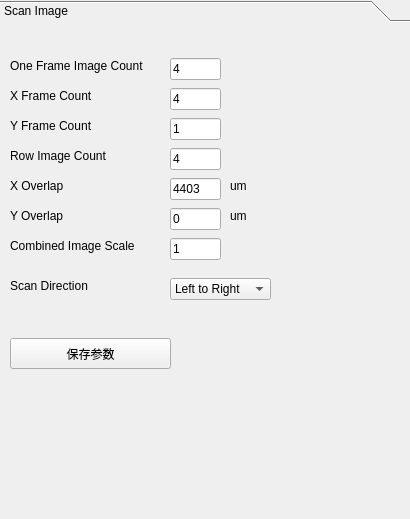
The window that DataModule/ScanImageWidget.ui (chuandongxu/AOI) describes before a commit, drawn with Qt 5; both pictures show x 0 to 410 and y 0 to 519 of the 410 by 950 pixel window.
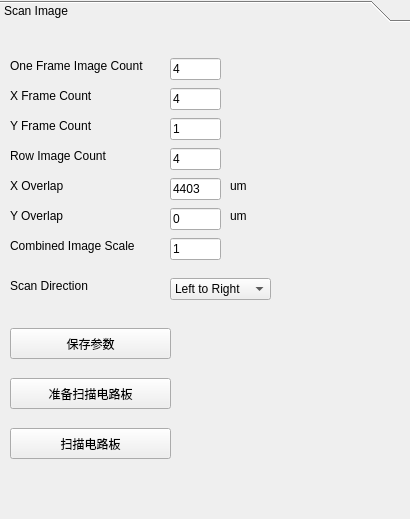
The same window after the commit.

Commit message:
Developed scan board in a new thread.
Developed scan board in a new thread.

The edit to the form file:
```diff
--- a/DataModule/ScanImageWidget.ui
+++ b/DataModule/ScanImageWidget.ui
@@ -42,7 +42,7 @@
       <rect>
        <x>10</x>
        <y>60</y>
-       <width>151</width>
+       <width>101</width>
        <height>16</height>
       </rect>
      </property>
@@ -81,7 +81,7 @@
       <rect>
        <x>10</x>
        <y>120</y>
-       <width>151</width>
+       <width>111</width>
        <height>16</height>
       </rect>
      </property>
@@ -223,7 +223,7 @@
      <property name="geometry">
       <rect>
        <x>10</x>
-       <y>310</y>
+       <y>300</y>
        <width>161</width>
        <height>31</height>
       </rect>
@@ -250,7 +250,7 @@
       <rect>
        <x>230</x>
        <y>180</y>
-       <width>41</width>
+       <width>31</width>
        <height>16</height>
       </rect>
      </property>
@@ -294,6 +294,32 @@
       <string>Scan Direction</string>
      </property>
     </widget>
+    <widget class="QPushButton" name="btnPrepareScanImage">
+     <property name="geometry">
+      <rect>
+       <x>10</x>
+       <y>350</y>
+       <width>161</width>
+       <height>31</height>
+      </rect>
+     </property>
+     <property name="text">
+      <string>准备扫描电路板</string>
+     </property>
+    </widget>
+    <widget class="QPushButton" name="btnScanImage">
+     <property name="geometry">
+      <rect>
+       <x>10</x>
+       <y>400</y>
+       <width>161</width>
+       <height>31</height>
+      </rect>
+     </property>
+     <property name="text">
+      <string>扫描电路板</string>
+     </property>
+    </widget>
    </widget>
    <widget class="QWidget" name="loadImage">
     <property name="geometry">
```
Left out of the diff: 16 changed lines with no effect on the pictures. The commit also changes 27 other files.
